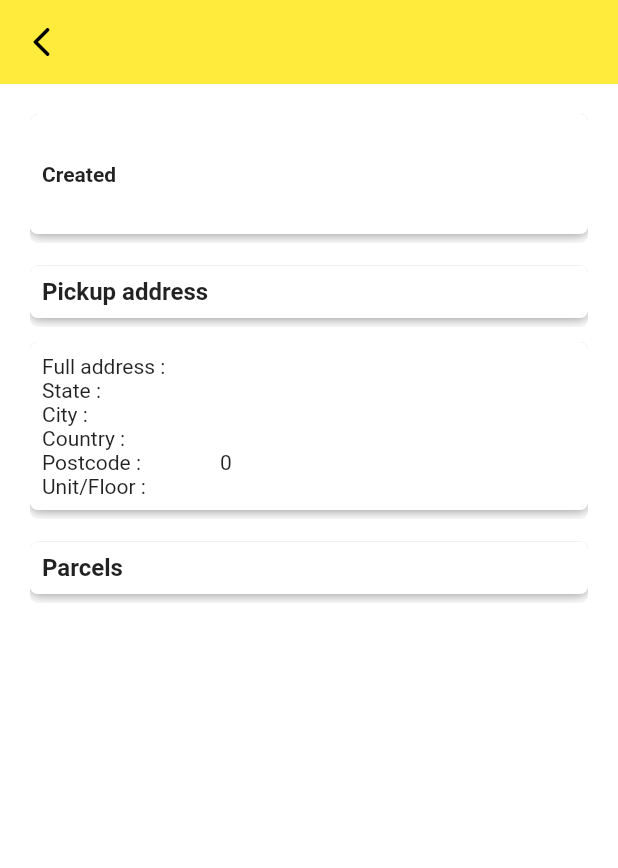
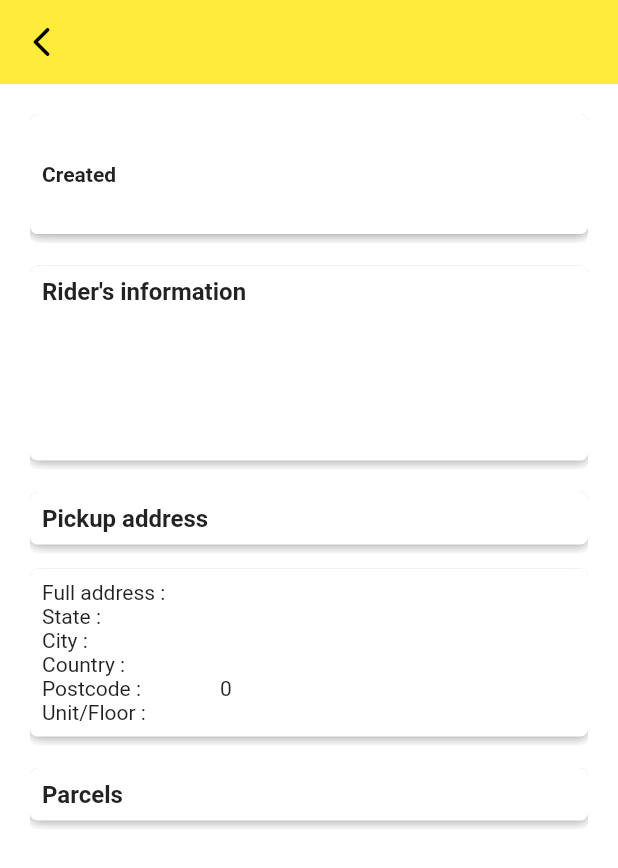
Before and after one commit to zaimanza/dropgo-merchant, a Flutter app: the OneOrderScreen screen opened directly with empty values, on a phone screen of 412 x 824 dp. Shown: the top 868 px of the screen. Run offline on Flutter 3.47's test engine with Material 2 defaults, Android fonts, the light colour scheme and no system bars; our stand-ins replace connectivity, email_validator, file_picker, firebase_core, firebase_messaging, flutter_riverpod and 6 more; missing offline and left inert: amplify_analytics_pinpoint, amplify_auth_cognito, amplify_flutter, amplify_storage_s3; accounts and stored records are empty.

Commit message:
view rider

```diff
--- a/lib/screens/order/one_order_screen.dart
+++ b/lib/screens/order/one_order_screen.dart
@@ -48,6 +48,8 @@ class _OneOrderScreenState extends State<OneOrderScreen> {
 
   @override
   Widget build(BuildContext context) {
+    print("LALUing");
+    print(widget.rider);
     return Scaffold(
       backgroundColor: Colors.white.withOpacity(0.95),
       appBar: AppBar(
@@ -165,7 +167,7 @@ class _OneOrderScreenState extends State<OneOrderScreen> {
                   const SizedBox(
                     height: 15,
                   ),
-                  if (widget.rider == {}) ...[
+                  if (widget.rider != {}) ...[
                     ClipRRect(
                       borderRadius: BorderRadius.circular(5.0),
                       child: Container(
@@ -245,7 +247,7 @@ class _OneOrderScreenState extends State<OneOrderScreen> {
                                       decoration: BoxDecoration(
                                         borderRadius:
                                             BorderRadius.circular(5.0),
-                                        color: Colors.green,
+                                        color: Colors.transparent,
                                       ),
                                     ),
                                   ],
```
